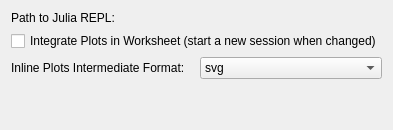
First picture: the form in src/backends/julia/settings.ui, repository KDE/cantor, before the edit.
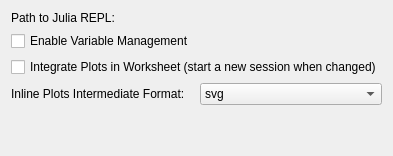
Second picture: the form after the edit. Custom widgets are drawn as their Qt base class.

Commit message: [Julia] Add Julia Variable Model and option for switching on and off the model

What changed in the file:
```diff
--- a/src/backends/julia/settings.ui
+++ b/src/backends/julia/settings.ui
@@ -17,6 +17,16 @@
      </item>
     </layout>
    </item>
+    <item>
+    <widget class="QCheckBox" name="kcfg_variableManagement">
+     <property name="toolTip">
+      <string>Let Cantor follow the creation/destruction of variables</string>
+     </property>
+     <property name="text">
+      <string>Enable Variable Management</string>
+     </property>
+    </widget>
+   </item>
    <item>
     <widget class="QCheckBox" name="kcfg_integratePlots">
      <property name="text">
```
The commit also changes 11 other files.
